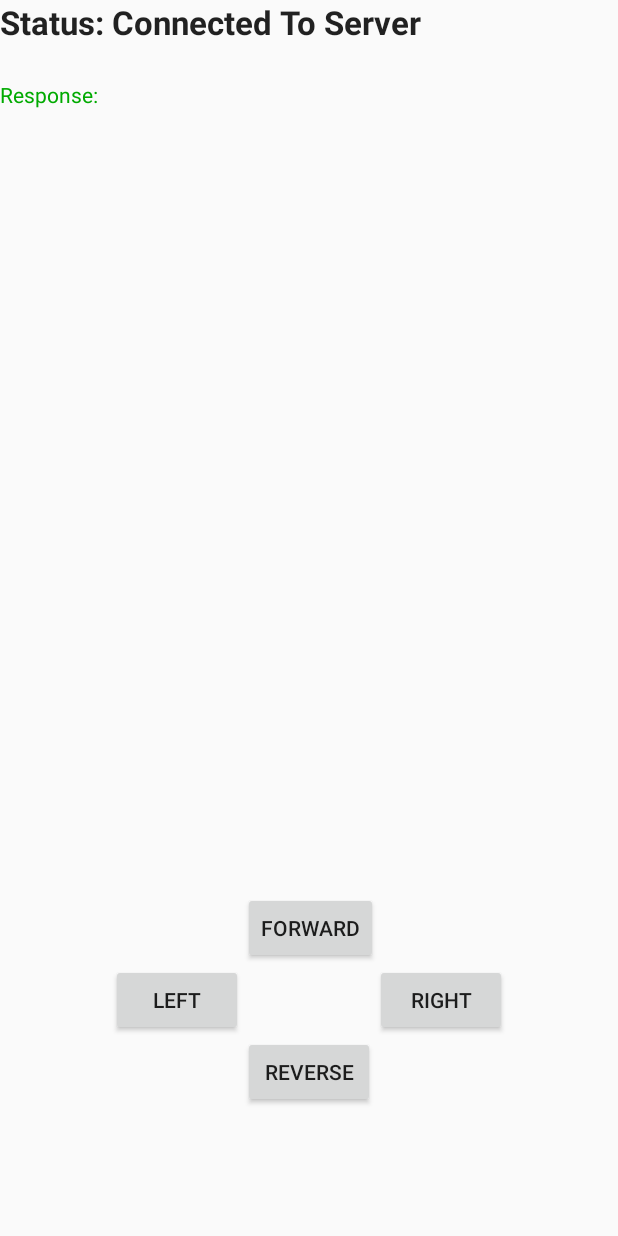
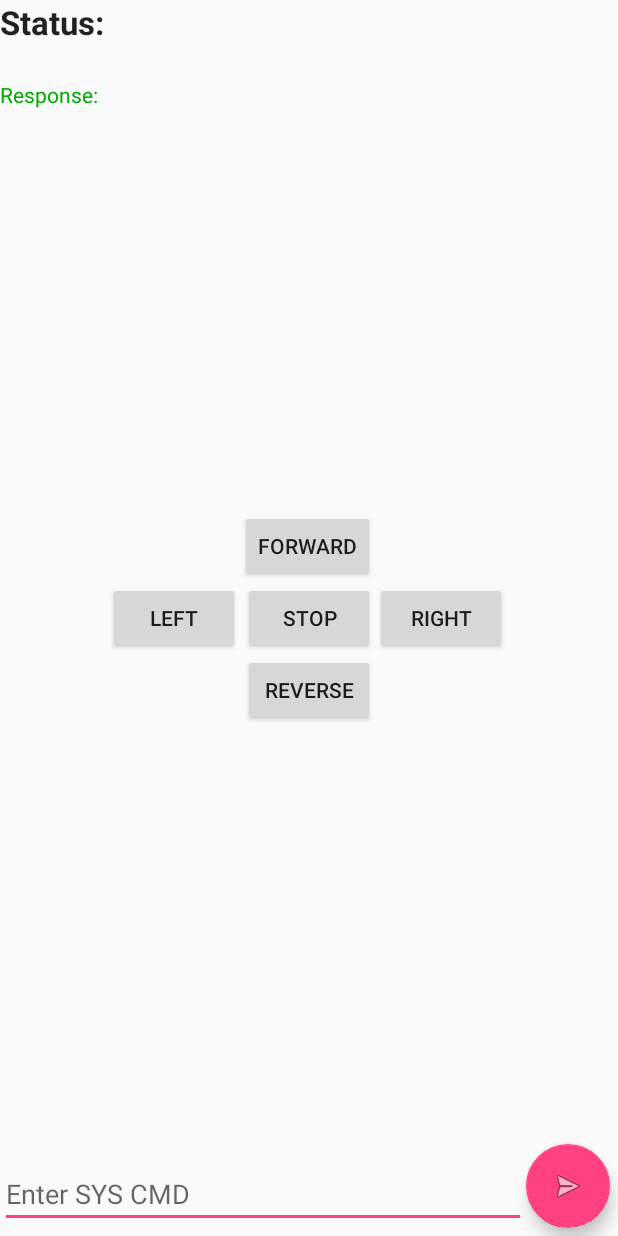
Before and after one commit to eggtart93/PhantomRemote, an Android app: the ControllerUI screen opened directly, with no data from a screen before it, on a phone screen of 412 x 824 dp. Run offline under Robolectric (Android 15) with nearby library versions, the phone set to English and light mode, and no system bars; libraries missing offline, so code that uses them is left out: junit.framework; 2 statements that could not run were skipped.

Commit message:
Added Debug text input

```diff
--- a/app/src/main/java/com/bladestudio/jin/phantomremote/Controller.java
+++ b/app/src/main/java/com/bladestudio/jin/phantomremote/Controller.java
@@ -13,12 +13,24 @@ public class Controller {
     public static final byte REVERSE_SIGNAL = (byte) 0xF1;
     public static final byte LEFT_SIGNAL = (byte) 0xF2;
     public static final byte RIGHT_SIGNAL = (byte) 0xF3;
-    public static final byte SHUTDOWN_SIGNAL = (byte) 0xFF;
+    public static final byte STOP_SIGNAL = (byte) 0xF4;
+
+    public static final byte SHUTDOWN_SIGNAL = (byte) 0xDF;
+    public static final byte SYSTEM_CMD_SIGNAL = (byte) 0xD0;
 
     public static final byte DEBUG_TEXT = (byte) 0x10;
     public static final byte DEBUG_INT = (byte) 0x11;
 
-    public Packet generatePacket(byte signalType) {
+    /*
+        Overloaded method of generatePacket(byte,String) to make the second parameter
+        optional, therefore all existing method calls of generatePacket(byte) does not
+        need to be changed.
+     */
+    public Packet generatePacket(byte signalType){
+        return generatePacket(signalType, "");
+    }
+
+    public Packet generatePacket(byte signalType, String param) {
         Packet packet = null;
 
         switch (signalType){
@@ -34,9 +46,14 @@ public class Controller {
             case RIGHT_SIGNAL:
                 packet = new Packet(RIGHT_SIGNAL, "Right");
                 break;
+            case STOP_SIGNAL:
+                packet = new Packet(STOP_SIGNAL, "Stop");
+                break;
             case SHUTDOWN_SIGNAL:
                 packet = new Packet(SHUTDOWN_SIGNAL, "Shutdown");
                 break;
+            case SYSTEM_CMD_SIGNAL:
+                packet = new Packet(SYSTEM_CMD_SIGNAL, param);
             default:
                 Log.e(TAG, "Unknown signal type");
         }
--- a/app/src/main/java/com/bladestudio/jin/phantomremote/ControllerUI.java
+++ b/app/src/main/java/com/bladestudio/jin/phantomremote/ControllerUI.java
@@ -28,8 +28,8 @@ public class ControllerUI extends Activity {
 
 
     private StringBuilder mStrBuilder;
-    private TextView mTextView, mStatusTextView, mResponseTextView;
-    private Button mForwardButton, mReverseButton, mLeftButton, mRightButton;
+    private TextView mStatusTextView, mResponseTextView;
+    private Button mForwardButton, mReverseButton, mLeftButton, mRightButton, mStopButton;
     private SensorManager mSensorManager;
     private AccelerometerListener mAccListener;
     private TcpClient mTcpClient;
@@ -50,6 +50,7 @@ public class ControllerUI extends Activity {
         mReverseButton = (Button) findViewById(R.id.reverse_button);
         mLeftButton = (Button) findViewById(R.id.left_button);
         mRightButton = (Button) findViewById(R.id.right_button);
+        mStopButton = (Button) findViewById(R.id.stop_button);
 
         mStrBuilder = new StringBuilder();
 
@@ -112,7 +113,21 @@ public class ControllerUI extends Activity {
             }
         });
 
-        mStatusTextView.setText("Status: Connected To Server");
+        mStopButton.setOnClickListener(new View.OnClickListener(){
+            @Override
+            public void onClick(View v) {
+                if (mTcpClient != null && mController != null) {
+                    try {
+                        mTcpClient.sendMessage(mController.generatePacket(Controller.STOP_SIGNAL));
+                    }catch (IOException e){
+                        Log.e(TAG, e.getMessage());
+                        e.printStackTrace();
+                    }
+                }
+            }
+        });
+
+        //mStatusTextView.setText("Status: Connected To Server");
         mController = new Controller();
         new ServerMonitorTask().execute("");
     }
@@ -160,7 +175,7 @@ public class ControllerUI extends Activity {
                 mStrBuilder.append(event.values[1]);
                 mStrBuilder.append(",\n\tz: ");
                 mStrBuilder.append(event.values[2]);
-                mTextView.setText(mStrBuilder.toString());
+                //mTextView.setText(mStrBuilder.toString());
             }
         }
 
--- a/app/src/main/java/com/bladestudio/jin/phantomremote/MainActivity.java
+++ b/app/src/main/java/com/bladestudio/jin/phantomremote/MainActivity.java
@@ -4,6 +4,10 @@ import android.content.Intent;
 import android.graphics.Color;
 import android.os.Bundle;
 import android.os.StrictMode;
+import android.support.design.widget.FloatingActionButton;
+import android.support.design.widget.Snackbar;
+import android.support.v7.app.AppCompatActivity;
+import android.support.design.widget.CoordinatorLayout;
 import android.support.design.widget.FloatingActionButton;
 import android.support.design.widget.Snackbar;
 import android.support.v7.app.AppCompatActivity;
--- a/app/src/main/java/com/bladestudio/jin/phantomremote/TcpClient.java
+++ b/app/src/main/java/com/bladestudio/jin/phantomremote/TcpClient.java
@@ -6,14 +6,9 @@ import junit.framework.Assert;
 
 import java.io.BufferedInputStream;
 import java.io.BufferedOutputStream;
-import java.io.BufferedReader;
-import java.io.BufferedWriter;
 import java.io.DataInputStream;
 import java.io.DataOutputStream;
 import java.io.IOException;
-import java.io.InputStreamReader;
-import java.io.OutputStreamWriter;
-import java.io.PrintWriter;
 import java.net.ConnectException;
 import java.net.InetSocketAddress;
 import java.net.Socket;
@@ -41,11 +36,8 @@ public class TcpClient {
     private boolean mRun;
     private DataInputStream mIn;
     private DataOutputStream mOut;
-    //private PrintWriter mWriter;
-    //private BufferedReader mReader;
 
-
-    // Private constructor prevents initialization from other classes
+    /* Private constructor prevents initialization from other classes */
     private TcpClient() {
         // Creates an unconnected socket object
         mSocket = null;
@@ -53,8 +45,6 @@ public class TcpClient {
         mConnectionLostHandler = null;
         mConnectionFailureHandler = null;
         mRun = false;
-        //mWriter = null;
-        //mReader = null;
         mIn = null;
         mOut = null;
     }
@@ -136,20 +126,6 @@ public class TcpClient {
         return connected;
     }
 
-    /*
-    public void sendMessage(String message){
-        Log.d(TAG, "sendMessage(" + message + ")");
-
-        Assert.assertNotNull(mWriter);
-        if (!mWriter.checkError()) {
-            mWriter.print(message);
-            mWriter.flush();
-        }else {
-            Log.e(TAG, "mWriter.checkError() returns true");
-            mConnectionLostHandler.onConnectionLost("Lost connection to server");
-        }
-    }*/
-
     public void sendMessage(Packet message) throws IOException{
         Log.d(TAG, "sendMessage(Packet)");
 
@@ -210,46 +186,6 @@ public class TcpClient {
         }
     }
 
-/*
-    public void run2() {
-        Log.d(TAG, "run()");
-
-        Assert.assertNotNull("Socket Object is null, make sure the connection "
-                        + "to server is established before invoking run()", mSocket);
-
-        Assert.assertNotNull("MessageReceivedHandler is null", mMessageHandler);
-
-        try {
-            mWriter = new PrintWriter(new BufferedWriter( new OutputStreamWriter(
-                    mSocket.getOutputStream())), true);
-            mReader = new BufferedReader(new InputStreamReader(mSocket.getInputStream()));
-            mIn = new DataInputStream(new BufferedInputStream(mSocket.getInputStream()));
-            mOut = new DataOutputStream((new BufferedOutputStream(mSocket.getOutputStream())));
-            mRun = true;
-
-            while (mRun) {
-                if (isConnected()) {
-                    String msgReceived = mReader.readLine();
-                    if (msgReceived != null) {
-                        Log.i(TAG, "[Server]: " + msgReceived);
-                        //mMessageHandler.onMessageReceived(msgReceived);
-                    }else {
-                        Log.d(TAG, "msgReceived = null");
-                    }
-                } else {
-                    mConnectionLostHandler.onConnectionLost("socket is not connected");
-                }
-            }
-        } catch(SocketException e){
-            Log.d(TAG, e.getMessage());
-            if (isConnected()) { close(); }
-        } catch (IOException e){
-            e.printStackTrace();
-            if (isConnected()) { close(); }
-        }
-    }
-*/
-
     public void close() {
         Log.d(TAG, "close()");
 
@@ -284,16 +220,9 @@ public class TcpClient {
             }
         }
 
-        /*if (mWriter != null){
-            mWriter.flush();
-            mWriter.close();
-        }*/
-
         mSocket = null;
         mIn = null;
         mOut = null;
-        //mReader = null;
-        //mWriter = null;
         mConnectionFailureHandler = null;
         mConnectionLostHandler = null;
         mMessageHandler = null;
--- a/app/src/main/res/layout/activity_main.xml
+++ b/app/src/main/res/layout/activity_main.xml
@@ -14,6 +14,6 @@
         android:layout_height="wrap_content"
         android:layout_gravity="bottom|end"
         android:layout_margin="@dimen/fab_margin"
-        android:src="@android:drawable/ic_menu_revert" />
+        android:src="@android:drawable/ic_menu_send" />
 
 </android.support.design.widget.CoordinatorLayout>
--- a/app/src/main/res/layout/controller_ui.xml
+++ b/app/src/main/res/layout/controller_ui.xml
@@ -7,36 +7,36 @@
         android:layout_height="wrap_content"
         android:text="Reverse"
         android:id="@+id/reverse_button"
-        android:layout_alignParentBottom="true"
-        android:layout_centerHorizontal="true"
-        android:layout_marginBottom="85dp" />
+        android:layout_below="@+id/right_button"
+        android:layout_alignLeft="@+id/stop_button"
+        android:layout_alignStart="@+id/stop_button" />
 
     <Button
         android:layout_width="wrap_content"
         android:layout_height="wrap_content"
         android:text="Left"
         android:id="@+id/left_button"
-        android:layout_above="@+id/reverse_button"
-        android:layout_toLeftOf="@+id/reverse_button"
-        android:layout_toStartOf="@+id/reverse_button" />
+        android:layout_below="@+id/forward_button"
+        android:layout_toLeftOf="@+id/forward_button"
+        android:layout_toStartOf="@+id/forward_button" />
 
     <Button
         android:layout_width="wrap_content"
         android:layout_height="wrap_content"
         android:text="Forward"
         android:id="@+id/forward_button"
-        android:layout_above="@+id/left_button"
-        android:layout_alignLeft="@+id/reverse_button"
-        android:layout_alignStart="@+id/reverse_button" />
+        android:layout_above="@+id/stop_button"
+        android:layout_alignRight="@+id/stop_button"
+        android:layout_alignEnd="@+id/stop_button" />
 
     <Button
         android:layout_width="wrap_content"
         android:layout_height="wrap_content"
         android:text="Right"
         android:id="@+id/right_button"
-        android:layout_below="@+id/forward_button"
-        android:layout_toRightOf="@+id/reverse_button"
-        android:layout_toEndOf="@+id/reverse_button" />
+        android:layout_alignTop="@+id/stop_button"
+        android:layout_toRightOf="@+id/stop_button"
+        android:layout_toEndOf="@+id/stop_button" />
 
     <TextView
         android:layout_width="wrap_content"
@@ -61,4 +61,35 @@
         android:layout_marginTop="24dp"
         android:textColor="#00aa00" />
 
+    <Button
+        android:layout_width="wrap_content"
+        android:layout_height="wrap_content"
+        android:text="STOP"
+        android:id="@+id/stop_button"
+        android:layout_centerVertical="true"
+        android:layout_centerHorizontal="true" />
+
+    <android.support.design.widget.FloatingActionButton
+        android:id="@+id/send_cmd_button"
+        android:layout_width="wrap_content"
+        android:layout_height="wrap_content"
+        android:layout_gravity="bottom|end"
+        android:src="@android:drawable/ic_menu_send"
+        android:layout_alignParentBottom="true"
+        android:layout_alignParentRight="true"
+        android:layout_alignParentEnd="true"
+        android:layout_marginRight="5dp"
+        android:layout_marginBottom="5dp" />
+
+    <EditText
+        android:layout_width="wrap_content"
+        android:layout_height="wrap_content"
+        android:id="@+id/editText"
+        android:layout_alignBottom="@+id/send_cmd_button"
+        android:layout_alignParentLeft="true"
+        android:layout_alignParentStart="true"
+        android:layout_toLeftOf="@+id/send_cmd_button"
+        android:layout_toStartOf="@+id/send_cmd_button"
+        android:hint="Enter SYS CMD" />
+
 </RelativeLayout>
```
Also changed, not shown: app/src/main/res/layout/content_main.xml (+29 -11 lines).
